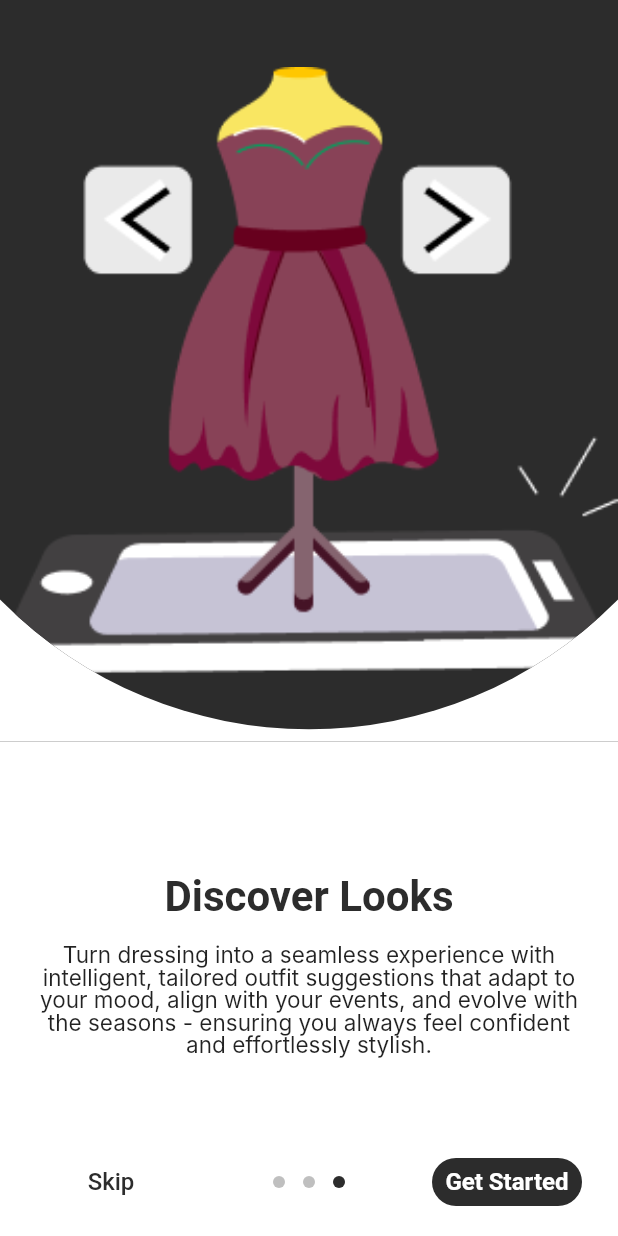
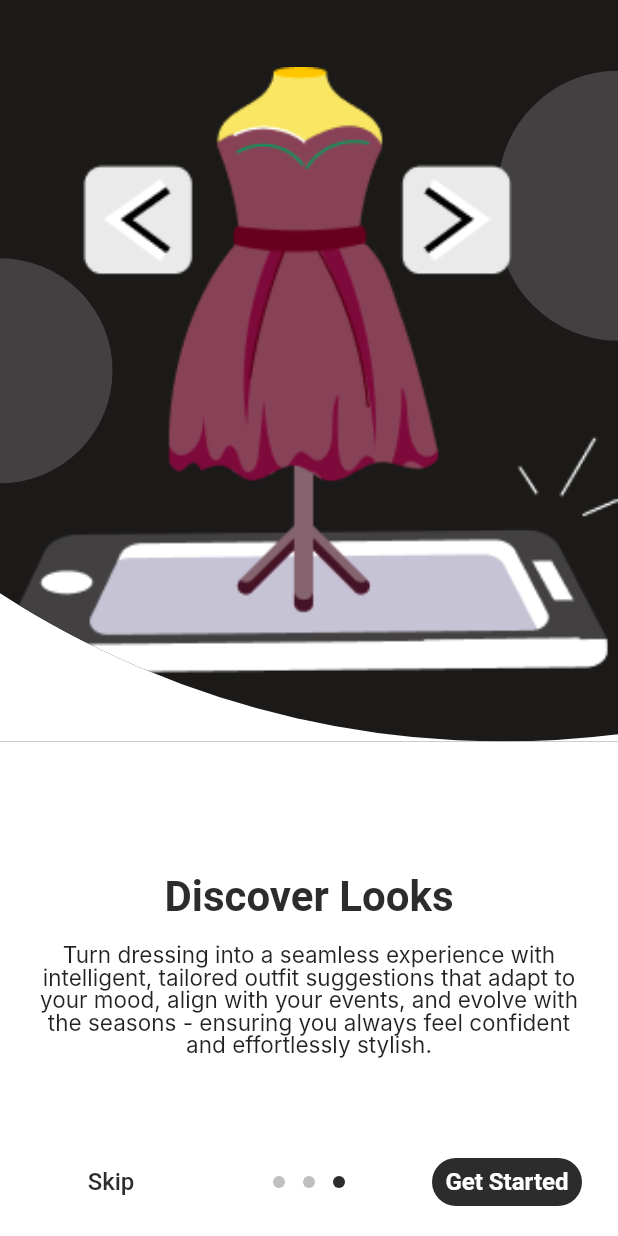
Before and after one commit to Alyan-Hanif/bonique_app, a Flutter app: the screen it shows after launch, swiped to page 3, on a phone screen of 412 x 824 dp. Run offline on Flutter 3.47's test engine with Material 3 defaults, Android fonts, the phone set to English and light mode, and no system bars; our stand-ins replace flutter_riverpod, persistent_bottom_nav_bar, supabase_flutter; accounts and stored records are empty; Roboto replaces fonts that are missing (Inter).

Commit message:
fixed clip rect and bg

```diff
--- a/lib/features/onboarding/view/onboarding_page.dart
+++ b/lib/features/onboarding/view/onboarding_page.dart
@@ -65,12 +65,46 @@ class OnboardingPage extends ConsumerWidget {
                   width: double.infinity,
                   color: Colors.white,
                   child: ClipPath(
-                    clipper: CircleClipper(),
+                    clipper: TopWaveClipper(),
                     child: Container(
                       width: double.infinity,
                       height: double.infinity,
-                      color: darkGray,
-                      child: Center(
+                      color: Color(0xFF1B1A18),
+                      child: Stack(
+                        children:[
+                          //left circle
+                          Align(
+                            alignment: Alignment.centerLeft,
+                            child: Container(
+                              width: 75,  // adjust size
+                              height: 150, // adjust size
+                              decoration: const BoxDecoration(
+                                color: Color(0xFF424041),
+                                borderRadius: BorderRadius.only(
+                                  topRight: Radius.circular(100),
+                                  bottomRight: Radius.circular(100),
+                                ),
+                                // shape: BoxShape.circle,
+                              ),
+                            ),
+                          ),
+
+                          //right circle
+                          Align(
+                            alignment: const Alignment(1, -0.7), // 1 = right, -1 = top, 0 = center, 1 = bottom
+                            child: Container(
+                              width: 80,
+                              height: 180,
+                              decoration: const BoxDecoration(
+                                color: Color(0xFF424041),
+                                borderRadius: BorderRadius.only(
+                                  topLeft: Radius.circular(100),
+                                  bottomLeft: Radius.circular(100),
+                                ),
+                              ),
+                            ),
+                          ),
+                          Center(
                           child: PageView.builder(
                             controller: controller.pageController,
                             itemCount: pagesData.length,
@@ -86,9 +120,11 @@ class OnboardingPage extends ConsumerWidget {
                             },
                           ),
                         ),
+                        ],
                       ),
                     ),
                   ),
+                )
               ),
               // Fixed content area with text and navigation
               Expanded(
@@ -231,20 +267,29 @@ class OnboardingPage extends ConsumerWidget {
 }
 
 // CircleClipper class moved here since we're no longer using OnboardingPageContent
-class CircleClipper extends CustomClipper<Path> {
+class TopWaveClipper extends CustomClipper<Path> {
   @override
   Path getClip(Size size) {
     final path = Path();
 
-    // Create a circle that starts from above and extends down
-    final centerX = size.width / 2;
-    final centerY = size.height * 0.4; // Position circle higher up
-    final radius =
-        size.width * 0.7; // Make circle large enough to extend beyond bounds
+    // Start at left, 60% height
+    path.moveTo(0, size.height * 0.8);
 
-    path.addOval(
-      Rect.fromCircle(center: Offset(centerX, centerY), radius: radius),
+    // Circular arc OUTWARD (convex), ending at 80%
+    path.arcToPoint(
+      Offset(size.width, size.height * 0.99), // end point
+      radius: Radius.circular(size.width*1.5),   // big enough radius for circular feel
+      clockwise: false, // flip to make arc outside
     );
+
+    // Go up to top-right
+    path.lineTo(size.width, 0);
+
+    // Back to top-left
+    path.lineTo(0, 0);
+
+    // Close the path
+    path.close();
 
     return path;
   }
```
Also changed, not shown: lib/features/auth/view/account_page.dart (+47 -16 lines), lib/features/onboarding/widgets/onboarding_page_content.dart (+43 -32 lines), lib/features/splash/view/splash_page.dart (+19 -7 lines), 1 other file. Lines whose indentation alone changed are shown as unchanged.
